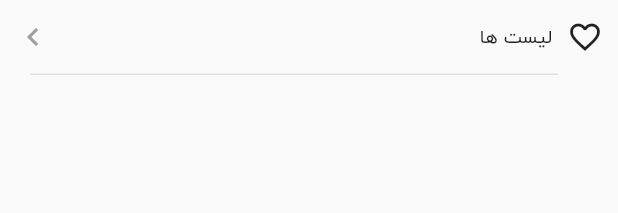
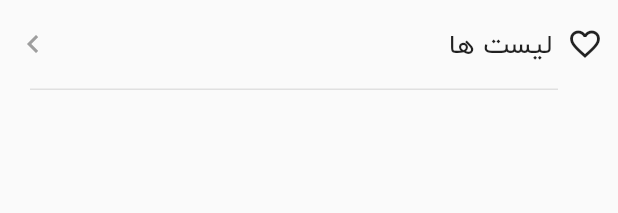
Before and after one commit to thatserfan/Digikala-UI-Flutter, a Flutter app: the ProfileButton widget shown alone on an empty page, opened directly, on a phone screen of 412 x 824 dp. Shown: the top 213 px of the screen. Run offline on Flutter 3.47's test engine with Material 2 defaults, Android fonts, the phone set to English and light mode, and no system bars; our stand-ins replace carousel_slider.

Commit message:
Fix UI size

```diff
--- a/lib/widgets/profile_button.dart
+++ b/lib/widgets/profile_button.dart
@@ -18,7 +18,7 @@ class ProfileButton extends StatelessWidget {
       onTap: onTap,
       child: SizedBox(
         width: double.infinity,
-        height: 50,
+        height: 60,
         child: Column(
           mainAxisAlignment: MainAxisAlignment.center,
           children: [
@@ -30,7 +30,10 @@ class ProfileButton extends StatelessWidget {
                     child: Icon(Icons.keyboard_arrow_left, color: Colors.grey),
                   ),
                   const Expanded(child: SizedBox()),
-                  Text(title),
+                  Text(
+                    title,
+                    style: Theme.of(context).textTheme.titleLarge,
+                  ),
                   Padding(
                     padding: const EdgeInsets.symmetric(horizontal: 10),
                     child: icon,
```
